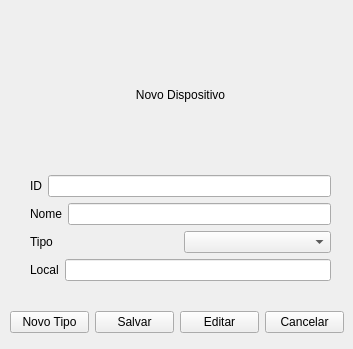
Above: cadastrodispositivo.ui from brunosr1985/TCC_NayBru before the change. Below: the same form after it.
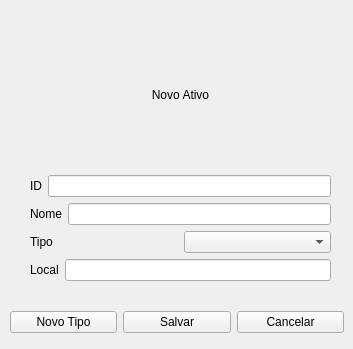
That is the form after the change.

Commit message:
Alerações no cadastro do tipo de Ativo, cadastro de pessoa e ativo
Foram feitas alterações lógicas e de label

Diff of the .ui file:
```diff
--- a/cadastrodispositivo.ui
+++ b/cadastrodispositivo.ui
@@ -18,8 +18,14 @@
   </property>
   <property name="minimumSize">
    <size>
-    <width>300</width>
-    <height>300</height>
+    <width>353</width>
+    <height>349</height>
+   </size>
+  </property>
+  <property name="maximumSize">
+   <size>
+    <width>353</width>
+    <height>349</height>
    </size>
   </property>
   <property name="windowTitle">
@@ -49,13 +55,6 @@
       </property>
      </widget>
     </item>
-    <item>
-     <widget class="QPushButton" name="pushButton">
-      <property name="text">
-       <string>Editar</string>
-      </property>
-     </widget>
-    </item>
     <item>
      <widget class="QPushButton" name="pushButton_3">
       <property name="text">
@@ -78,7 +77,7 @@
     <item>
      <widget class="QLabel" name="label_5">
       <property name="text">
-       <string>Novo Dispositivo</string>
+       <string>Novo Ativo</string>
       </property>
       <property name="alignment">
        <set>Qt::AlignCenter</set>
```
Left out of the diff: 6 changed lines with no effect on the pictures. The commit also changes 9 other files.
